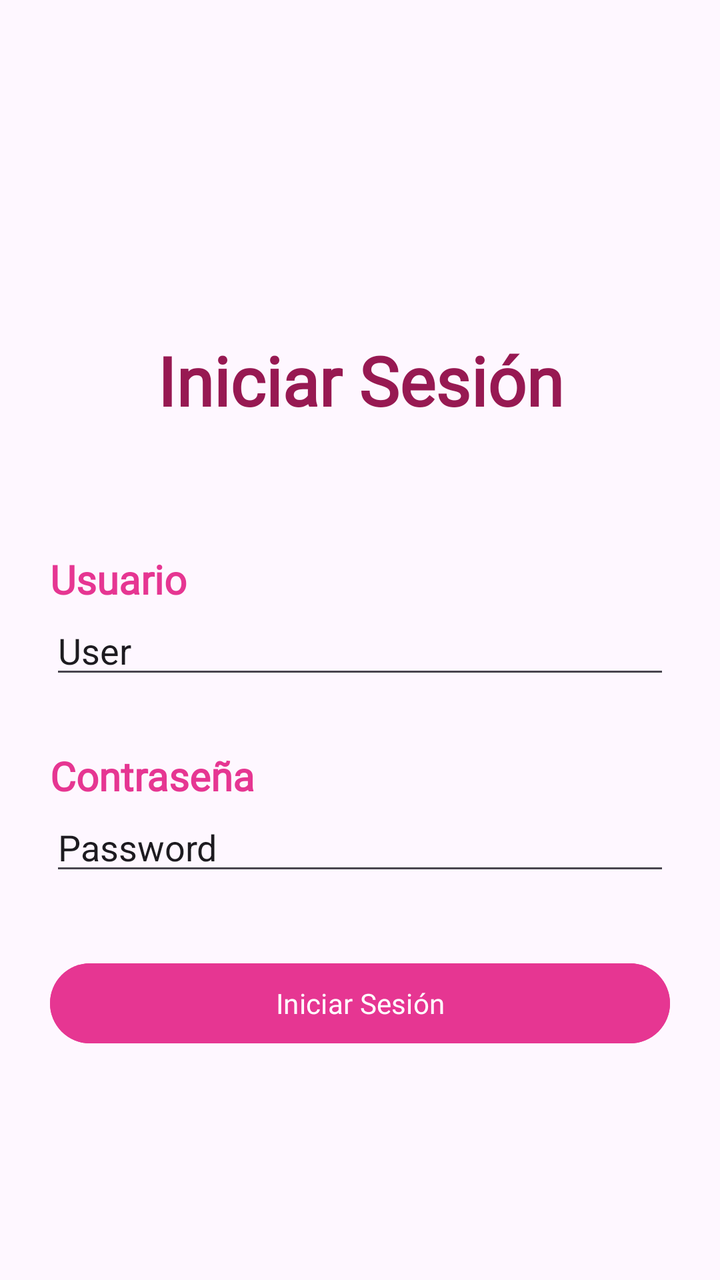
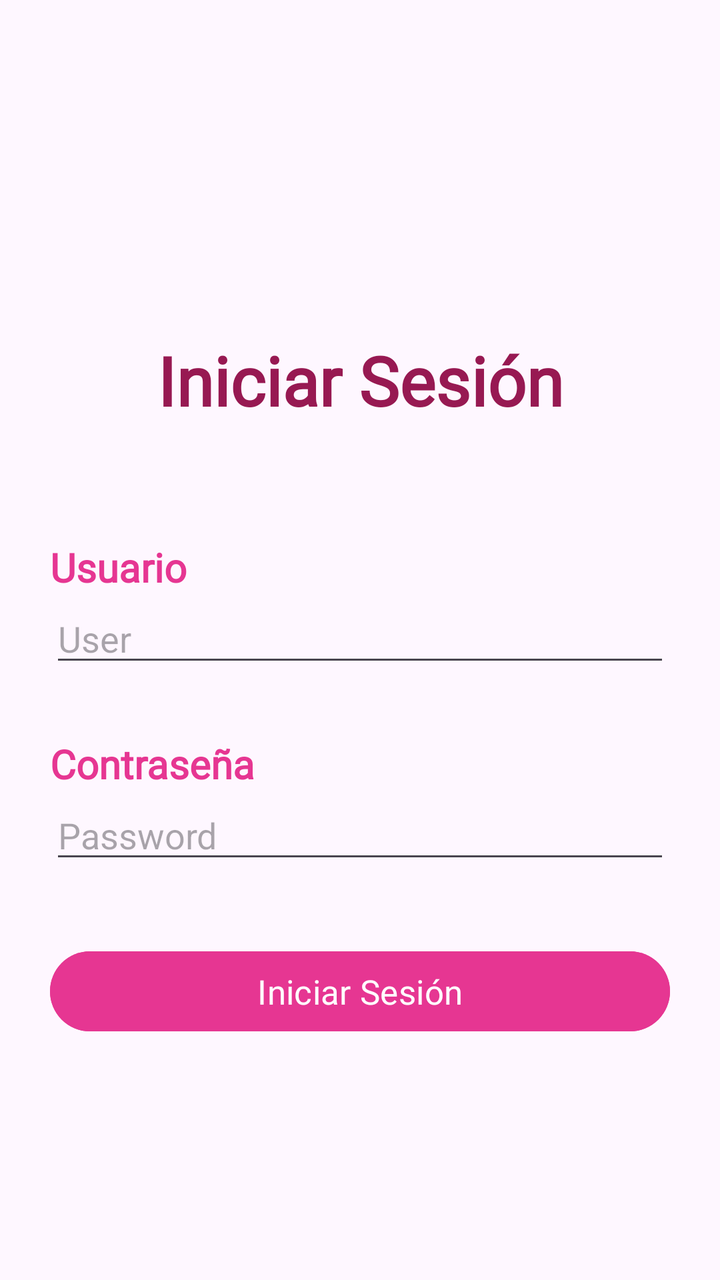

Before-and-after screenshots of an Android layout around one commit, followed by the original layout XML and the change that was made.
<!-- AndroidManifest.xml: application theme Theme.POO4_2P_BOZZA_REYES -->
<!-- res/layout/activity_login.xml -->
<?xml version="1.0" encoding="utf-8"?>
<androidx.constraintlayout.widget.ConstraintLayout xmlns:android="http://schemas.android.com/apk/res/android"
    xmlns:app="http://schemas.android.com/apk/res-auto"
    xmlns:tools="http://schemas.android.com/tools"
    android:id="@+id/main"
    android:layout_width="match_parent"
    android:layout_height="match_parent"
    tools:context=".LoginActivity">

    <LinearLayout
        android:id="@+id/linearLayout"
        android:layout_width="0dp"
        android:layout_height="0dp"
        android:orientation="vertical"
        android:padding="25dp"
        android:paddingStart="25dp"
        android:paddingLeft="25dp"
        android:paddingTop="25dp"
        android:paddingEnd="25dp"
        android:paddingRight="25dp"
        android:paddingBottom="25dp"
        app:layout_constraintBottom_toBottomOf="parent"
        app:layout_constraintEnd_toEndOf="parent"
        app:layout_constraintStart_toStartOf="parent"
        app:layout_constraintTop_toTopOf="parent">

        <Space
            android:layout_width="match_parent"
            android:layout_height="133dp" />

        <TextView
            android:id="@+id/textView"
            android:layout_width="match_parent"
            android:layout_height="64dp"
            android:fontFamily="@font/balsamiq_sans_bold"
            android:gravity="center"
            android:text="Iniciar Sesión"
            android:textColor="#971952"
            android:textColorLink="#E63692"
            android:textSize="34sp"
            android:textStyle="bold"
            android:typeface="sans" />

        <Space
            android:layout_width="match_parent"
            android:layout_height="54dp" />

        <TextView
            android:id="@+id/textView2"
            android:layout_width="match_parent"
            android:layout_height="wrap_content"
            android:fontFamily="@font/balsamiq_sans_bold"
            android:text="Usuario"
            android:textColor="#E63692"
            android:textSize="20sp"
            android:textStyle="bold" />

        <EditText
            android:id="@+id/editTextUser"
            android:layout_width="match_parent"
            android:layout_height="wrap_content"
            android:ems="10"
            android:inputType="text"
            android:text="User" />

        <Space
            android:layout_width="match_parent"
            android:layout_height="30dp" />

        <TextView
            android:id="@+id/textView3"
            android:layout_width="match_parent"
            android:layout_height="wrap_content"
            android:fontFamily="@font/balsamiq_sans_bold"
            android:text="Contraseña"
            android:textColor="#E63692"
            android:textSize="20sp"
            android:textStyle="bold" />

        <EditText
            android:id="@+id/editTextPassword"
            android:layout_width="match_parent"
            android:layout_height="wrap_content"
            android:ems="10"
            android:inputType="text"
            android:text="Password" />

        <Space
            android:layout_width="match_parent"
            android:layout_height="35dp" />

        <Button
            android:id="@+id/btnLogin"
            android:layout_width="match_parent"
            android:layout_height="wrap_content"
            android:backgroundTint="#E63692"
            android:fontFamily="@font/balsamiq_sans_bold"
            android:text="Iniciar Sesión"
            android:textColorLink="@color/black" />
    </LinearLayout>
</androidx.constraintlayout.widget.ConstraintLayout>
<!-- resources referenced by this layout -->
<resources>
  <color name="black">#FF000000</color>
  <style name="Theme.POO4_2P_BOZZA_REYES" parent="Base.Theme.POO4_2P_BOZZA_REYES" />
  <style name="Base.Theme.POO4_2P_BOZZA_REYES" parent="Theme.Material3.DayNight.NoActionBar">
          
          
      </style>
</resources>

<!-- the commit's change to res/layout/activity_login.xml (unified diff, before → after) -->
@@ -43,7 +43,7 @@
 
         <Space
             android:layout_width="match_parent"
-            android:layout_height="54dp" />
+            android:layout_height="48dp" />
 
         <TextView
             android:id="@+id/textView2"
@@ -61,7 +61,7 @@
             android:layout_height="wrap_content"
             android:ems="10"
             android:inputType="text"
-            android:text="User" />
+            android:hint="User" />
 
         <Space
             android:layout_width="match_parent"
@@ -83,7 +83,7 @@
             android:layout_height="wrap_content"
             android:ems="10"
             android:inputType="text"
-            android:text="Password" />
+            android:hint="Password" />
 
         <Space
             android:layout_width="match_parent"
@@ -96,6 +96,7 @@
             android:backgroundTint="#E63692"
             android:fontFamily="@font/balsamiq_sans_bold"
             android:text="Iniciar Sesión"
-            android:textColorLink="@color/black" />
+            android:textSize="17sp"
+            app:rippleColor="#6430F2" />
     </LinearLayout>
 </androidx.constraintlayout.widget.ConstraintLayout>
<!-- resource entries referenced after the edit -->
@@ -1,6 +1,5 @@
 <!-- resources referenced by this layout -->
 <resources>
-  <color name="black">#FF000000</color>
   <style name="Theme.POO4_2P_BOZZA_REYES" parent="Base.Theme.POO4_2P_BOZZA_REYES" />
   <style name="Base.Theme.POO4_2P_BOZZA_REYES" parent="Theme.Material3.DayNight.NoActionBar">
           
